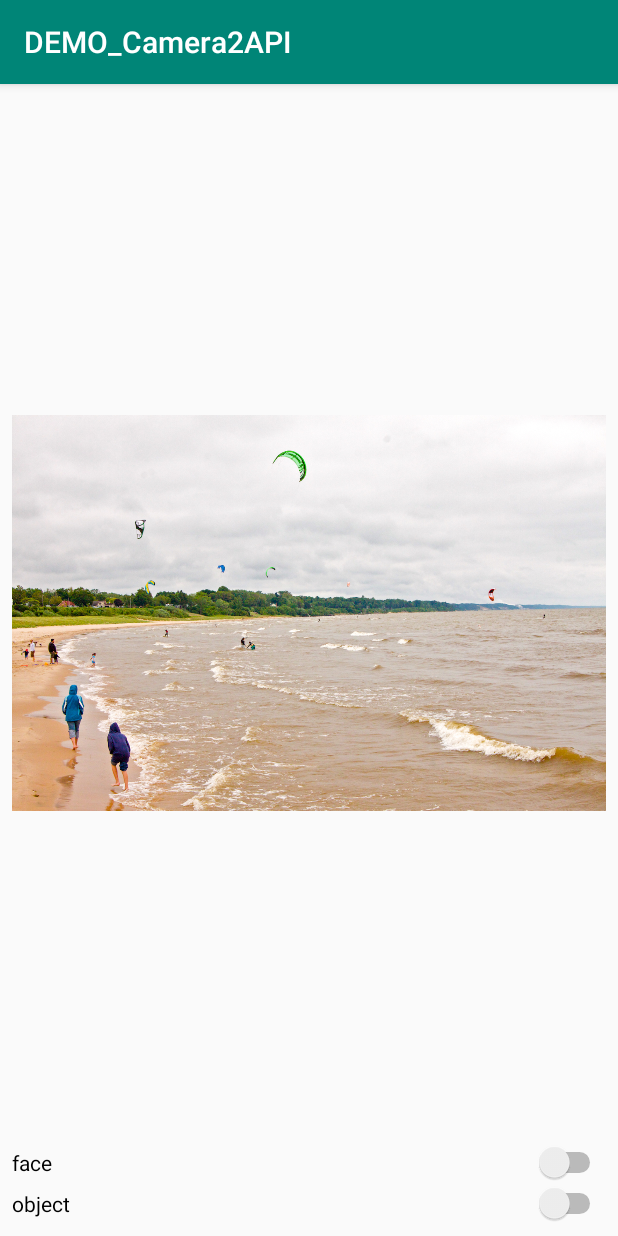
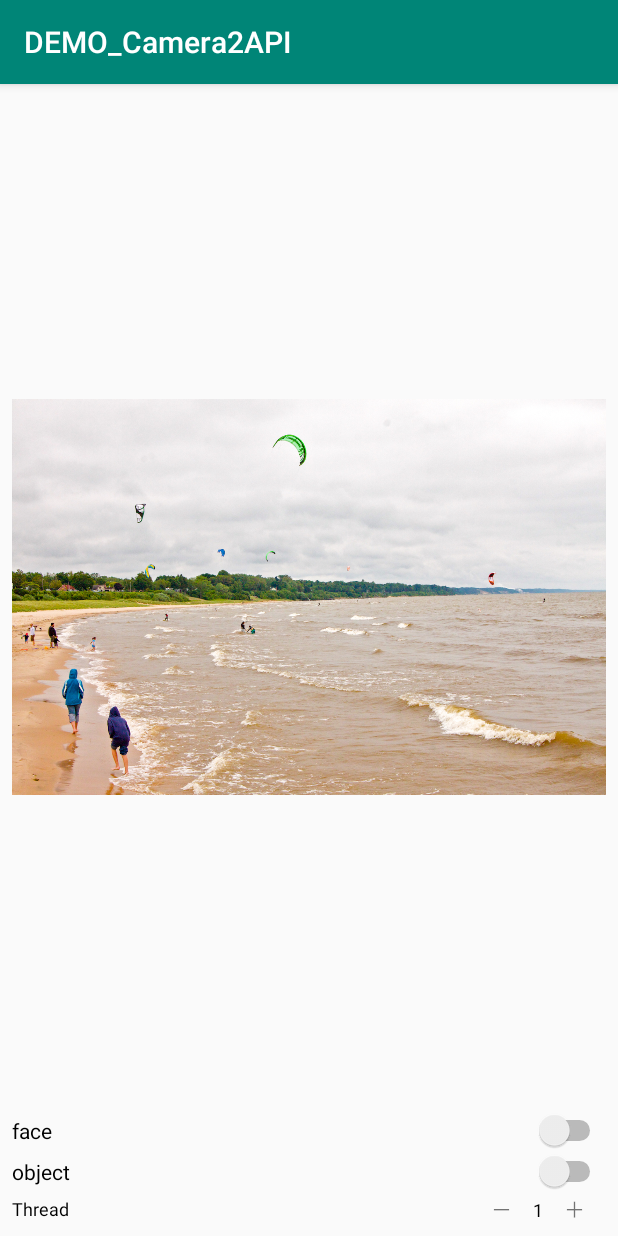
Before and after one commit to YenChiWen/DEMO_Camera2API, an Android app: the ImageProcessorActivity screen opened directly, with no data from a screen before it, on a phone screen of 412 x 824 dp. Run offline under Robolectric (Android 15) with nearby library versions, the phone set to English and light mode, and no system bars; libraries missing offline, so code that uses them is left out: org.tensorflow.lite.

Commit message:
1. add thread control UI *2. modify set nnapi/cpu/gpu callback function (not yet finish)
Signed-off-by: Joe Yen <JoeYen@via.com.tw>

```diff
--- a/app/build.gradle
+++ b/app/build.gradle
@@ -43,4 +43,5 @@ dependencies {
     androidTestImplementation 'androidx.test.espresso:espresso-core:3.2.0'
     implementation 'com.google.android.material:material:1.0.0'
     implementation 'org.tensorflow:tensorflow-lite:+'
+    implementation 'org.tensorflow:tensorflow-lite-gpu:0.0.0-nightly'
 }
--- a/app/src/main/java/com/example/demo_camera2api/Parameter.java
+++ b/app/src/main/java/com/example/demo_camera2api/Parameter.java
@@ -28,6 +28,8 @@ import java.util.Map;
 @SuppressLint("NewApi")
 public class Parameter {
     // main activity
+    private FPSCalculator fpsCalculator = new FPSCalculator("detector_fps");
+
     private static Map<String, String> SOURCE = new HashMap<String, String>();
     public static Map<String, String> getSOURCE() {
         SOURCE.put("-1", "IMAGE");
@@ -40,16 +42,16 @@ public class Parameter {
 
 
     //
-    public final String TF_OD_MODEL = "detect.tflite";
+    public final String TF_OD_MODEL = "detect_ori.tflite";
     public final String TF_OD_LABEL = "labelmap.txt";
     public static final Size TF_OD_INPUT_SIZE = new Size(300,300);
     public final boolean TF_OD_IS_QUANTIZED = true;
-    public static final int NUM_THREADS = 4;
 
     public static final float IMAGE_MEAN = 128.0f;
     public static final float IMAGE_STD = 128.0f;
     public float MINIMUM_CONFIDENCE_TF_OD_API = 0.5f;
     public int NUM_DETECTIONS = 10;
+    public int NUM_THREAD = 1;
 
 
     //
@@ -73,6 +75,8 @@ public class Parameter {
             }
         }
 
+        fpsCalculator.calculate();
+
         return mappedRecognitions;
     }
 }
--- a/app/src/main/java/com/example/demo_camera2api/tflite/Classifier.java
+++ b/app/src/main/java/com/example/demo_camera2api/tflite/Classifier.java
@@ -31,7 +31,9 @@ public interface Classifier {
 
   void setNumThreads(int num_threads);
 
-  void setUseNNAPI(boolean isChecked);
+  void useNNAPI();
+  void useGpu();
+  void useCpu();
 
   /** An immutable result returned by a Classifier describing what was recognized. */
   public class Recognition {
--- a/app/src/main/res/layout/processor.xml
+++ b/app/src/main/res/layout/processor.xml
@@ -140,4 +140,59 @@
         </LinearLayout>
     </androidx.constraintlayout.widget.ConstraintLayout>
 
+    <androidx.constraintlayout.widget.ConstraintLayout
+        android:id="@+id/layout_thread_numbers"
+        android:layout_width="match_parent"
+        android:layout_height="wrap_content"
+        android:layout_weight="1"
+        android:visibility="visible">
+
+        <TextView
+            android:id="@+id/textView3"
+            android:layout_width="wrap_content"
+            android:layout_height="wrap_content"
+            android:layout_weight="1"
+            android:gravity="center_horizontal|center_vertical"
+            android:text="Thread"
+            android:textColor="#000000"
+            android:textSize="12sp"
+            app:layout_constraintBottom_toBottomOf="parent"
+            app:layout_constraintStart_toStartOf="parent"
+            app:layout_constraintTop_toTopOf="parent" />
+
+        <LinearLayout
+            android:layout_width="wrap_content"
+            android:layout_height="wrap_content"
+            android:orientation="horizontal"
+            app:layout_constraintBottom_toBottomOf="parent"
+            app:layout_constraintEnd_toEndOf="parent"
+            app:layout_constraintTop_toTopOf="parent">
+
+            <TextView
+                android:id="@+id/textView_thread_minus"
+                android:layout_width="wrap_content"
+                android:layout_height="wrap_content"
+                android:layout_weight="1"
+                android:text="　－　" />
+
+            <TextView
+                android:id="@+id/textView_thread"
+                android:layout_width="wrap_content"
+                android:layout_height="wrap_content"
+                android:layout_weight="1"
+                android:gravity="center_horizontal|center_vertical"
+                android:text="1"
+                android:textColor="#000000"
+                android:textSize="12sp" />
+
+            <TextView
+                android:id="@+id/textView_thread_plus"
+                android:layout_width="wrap_content"
+                android:layout_height="wrap_content"
+                android:layout_weight="1"
+                android:text="　＋　" />
+
+        </LinearLayout>
+    </androidx.constraintlayout.widget.ConstraintLayout>
+
 </LinearLayout>
```
Also changed, not shown: app/src/main/java/com/example/demo_camera2api/Camera2Activity.java (+39 -4 lines), app/src/main/java/com/example/demo_camera2api/Detector.java (+29 -6 lines), 5 other files.
